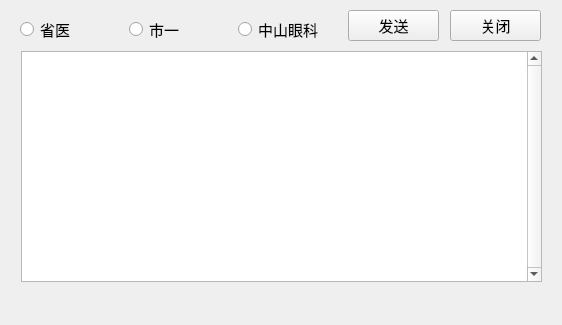
First picture: the form in PyQtTest/testlayout.ui, repository chriskowk/PycharmProjects, before the edit.
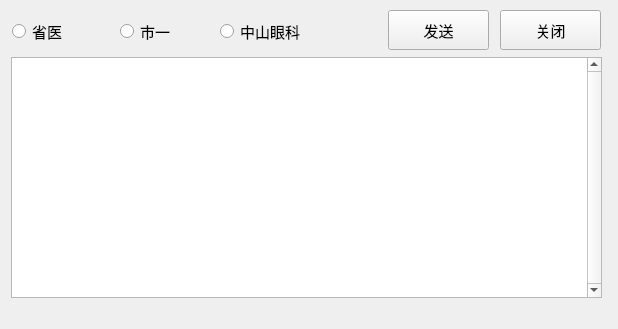
Second picture: the form after the edit.

```diff
--- a/PyQtTest/testlayout.ui
+++ b/PyQtTest/testlayout.ui
@@ -6,8 +6,8 @@
    <rect>
     <x>0</x>
     <y>0</y>
-    <width>562</width>
-    <height>325</height>
+    <width>618</width>
+    <height>329</height>
    </rect>
   </property>
   <property name="windowTitle">
@@ -17,10 +17,10 @@
    <widget class="QRadioButton" name="radioButton_2">
     <property name="geometry">
      <rect>
-      <x>129</x>
-      <y>20</y>
-      <width>53</width>
-      <height>19</height>
+      <x>120</x>
+      <y>16</y>
+      <width>71</width>
+      <height>30</height>
      </rect>
     </property>
     <property name="font">
@@ -38,10 +38,10 @@
    <widget class="QRadioButton" name="radioButton_3">
     <property name="geometry">
      <rect>
-      <x>238</x>
-      <y>20</y>
-      <width>83</width>
-      <height>19</height>
+      <x>220</x>
+      <y>16</y>
+      <width>131</width>
+      <height>30</height>
      </rect>
     </property>
     <property name="font">
@@ -59,10 +59,10 @@
    <widget class="QPushButton" name="pushButton">
     <property name="geometry">
      <rect>
-      <x>348</x>
+      <x>388</x>
       <y>10</y>
-      <width>91</width>
-      <height>31</height>
+      <width>101</width>
+      <height>40</height>
      </rect>
     </property>
     <property name="font">
@@ -80,10 +80,10 @@
    <widget class="QRadioButton" name="radioButton_1">
     <property name="geometry">
      <rect>
-      <x>20</x>
-      <y>20</y>
-      <width>53</width>
-      <height>19</height>
+      <x>12</x>
+      <y>16</y>
+      <width>81</width>
+      <height>30</height>
      </rect>
     </property>
     <property name="font">
@@ -101,10 +101,10 @@
    <widget class="QPushButton" name="closeButton">
     <property name="geometry">
      <rect>
-      <x>450</x>
+      <x>500</x>
       <y>10</y>
-      <width>91</width>
-      <height>31</height>
+      <width>101</width>
+      <height>40</height>
      </rect>
     </property>
     <property name="font">
@@ -120,10 +120,10 @@
    <widget class="QTextEdit" name="textEdit">
     <property name="geometry">
      <rect>
-      <x>21</x>
-      <y>51</y>
-      <width>521</width>
-      <height>231</height>
+      <x>11</x>
+      <y>57</y>
+      <width>591</width>
+      <height>241</height>
      </rect>
     </property>
     <property name="font">
```
Left out of the diff: 4 changed lines with no effect on the pictures.
